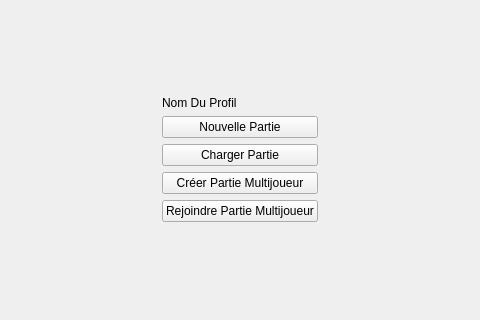
Old version of the form Jeu/ui/vue_menu_jeu.ui in the repository gregaou/QWhereIsTheKeys; both pictures show x 160 to 640 and y 141 to 461 of the 800 by 600 pixel window.
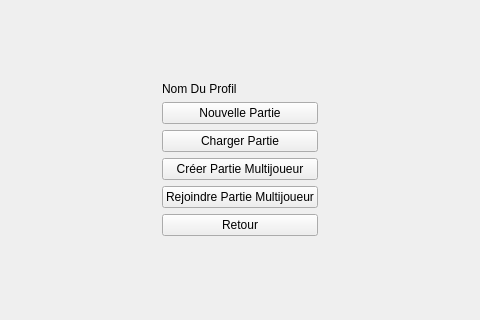
New version of the form.

Commit message: Création interface "vue_nouveau_jeu" permettant à la partie menu jeu d'être fonctionelle.. Reste à faire la partie "Charger Partie"

```diff
--- a/Jeu/ui/vue_menu_jeu.ui
+++ b/Jeu/ui/vue_menu_jeu.ui
@@ -85,6 +85,13 @@
          </property>
         </widget>
        </item>
+       <item>
+        <widget class="QPushButton" name="boutonQuitterMenuJeu">
+         <property name="text">
+          <string>Retour</string>
+         </property>
+        </widget>
+       </item>
        <item>
         <spacer name="spacerBas">
          <property name="orientation">
```
Left out of the diff: 2 changed lines with no effect on the pictures. The commit also changes 8 other files.
